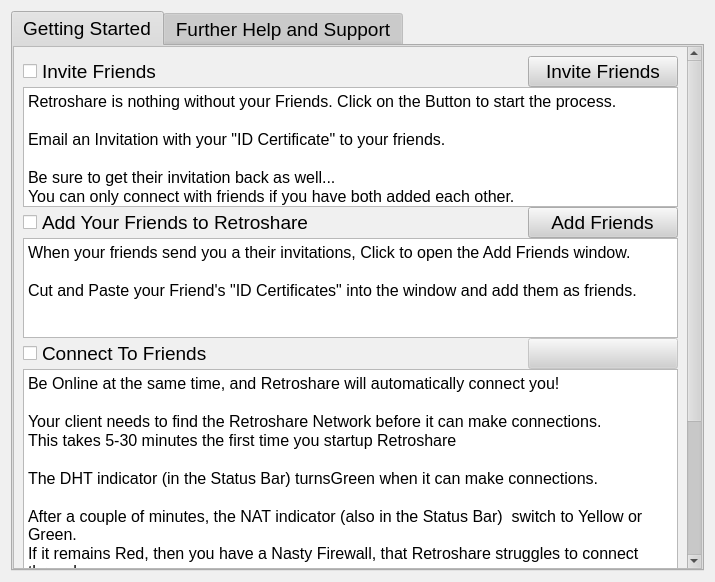
RetroShare/RetroShare, file retroshare-gui/src/gui/GetStartedDialog.ui: the form before one commit.
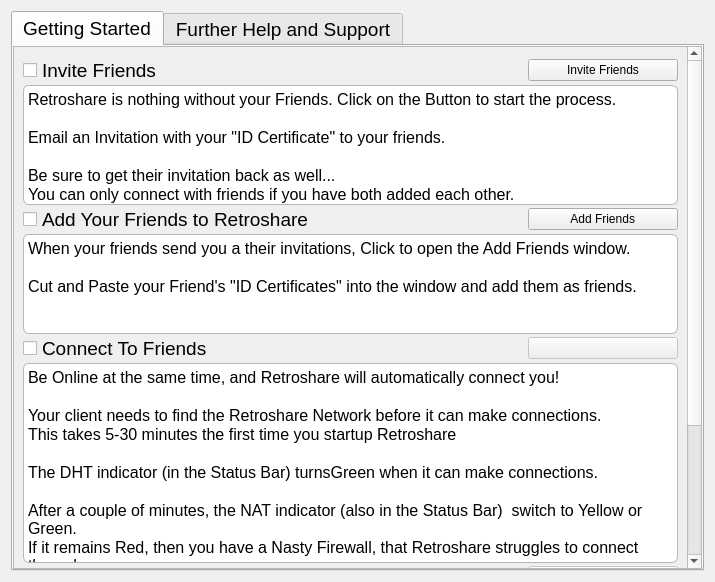
The form after the commit. Icons and pictures are not drawn.

Commit message: little changes for Getting Started Tab

The edit to the form file:
```diff
--- a/retroshare-gui/src/gui/GetStartedDialog.ui
+++ b/retroshare-gui/src/gui/GetStartedDialog.ui
@@ -488,6 +488,13 @@
   <property name="contextMenuPolicy">
    <enum>Qt::NoContextMenu</enum>
   </property>
+  <property name="styleSheet">
+   <string notr="true">QTextEdit{ 
+border: 1px solid #B8B6B1;
+border-radius: 6px;
+background: white;
+}</string>
+  </property>
   <layout class="QVBoxLayout" name="verticalLayout_3">
    <item>
     <widget class="QTabWidget" name="tabWidget">
@@ -516,7 +523,7 @@
             <x>0</x>
             <y>0</y>
             <width>672</width>
-            <height>740</height>
+            <height>732</height>
            </rect>
           </property>
           <layout class="QVBoxLayout" name="verticalLayout_4">
@@ -541,6 +548,16 @@
                <property name="text">
                 <string>Invite Friends</string>
                </property>
+               <property name="icon">
+                <iconset resource="images.qrc">
+                 <normaloff>:/images/user/invite24.png</normaloff>:/images/user/invite24.png</iconset>
+               </property>
+               <property name="iconSize">
+                <size>
+                 <width>24</width>
+                 <height>24</height>
+                </size>
+               </property>
               </widget>
              </item>
              <item row="0" column="1">
@@ -577,14 +594,14 @@
                 <string>&lt;!DOCTYPE HTML PUBLIC &quot;-//W3C//DTD HTML 4.0//EN&quot; &quot;http://www.w3.org/TR/REC-html40/strict.dtd&quot;&gt;
 &lt;html&gt;&lt;head&gt;&lt;meta name=&quot;qrichtext&quot; content=&quot;1&quot; /&gt;&lt;style type=&quot;text/css&quot;&gt;
 p, li { white-space: pre-wrap; }
-&lt;/style&gt;&lt;/head&gt;&lt;body style=&quot; font-family:'Arial'; font-size:14pt; font-weight:400; font-style:normal;&quot;&gt;
-&lt;p style=&quot; margin-top:0px; margin-bottom:0px; margin-left:0px; margin-right:0px; -qt-block-indent:0; text-indent:0px;&quot;&gt;&lt;span style=&quot; font-size:12pt;&quot;&gt;Retroshare is nothing without your Friends. Click on the Button to start the process.&lt;/span&gt;&lt;/p&gt;
-&lt;p style=&quot;-qt-paragraph-type:empty; margin-top:0px; margin-bottom:0px; margin-left:0px; margin-right:0px; -qt-block-indent:0; text-indent:0px; font-size:12pt;&quot;&gt;&lt;/p&gt;
-&lt;p style=&quot; margin-top:0px; margin-bottom:0px; margin-left:0px; margin-right:0px; -qt-block-indent:0; text-indent:0px;&quot;&gt;&lt;span style=&quot; font-size:12pt;&quot;&gt;Email an Invitation with your &amp;quot;ID Certificate&amp;quot; to your friends.&lt;/span&gt;&lt;/p&gt;
-&lt;p style=&quot;-qt-paragraph-type:empty; margin-top:0px; margin-bottom:0px; margin-left:0px; margin-right:0px; -qt-block-indent:0; text-indent:0px; font-size:12pt;&quot;&gt;&lt;/p&gt;
-&lt;p style=&quot; margin-top:0px; margin-bottom:0px; margin-left:0px; margin-right:0px; -qt-block-indent:0; text-indent:0px;&quot;&gt;&lt;span style=&quot; font-size:12pt;&quot;&gt;Be sure to get their invitation back as well... &lt;/span&gt;&lt;/p&gt;
-&lt;p style=&quot; margin-top:0px; margin-bottom:0px; margin-left:0px; margin-right:0px; -qt-block-indent:0; text-indent:0px;&quot;&gt;&lt;span style=&quot; font-size:12pt;&quot;&gt;You can only connect with friends if you have both added each other.&lt;/span&gt;&lt;/p&gt;
-&lt;p style=&quot;-qt-paragraph-type:empty; margin-top:0px; margin-bottom:0px; margin-left:0px; margin-right:0px; -qt-block-indent:0; text-indent:0px; font-size:12pt;&quot;&gt;&lt;/p&gt;&lt;/body&gt;&lt;/html&gt;</string>
+&lt;/style&gt;&lt;/head&gt;&lt;body style=&quot; font-family:'MS Shell Dlg 2'; font-size:8.25pt; font-weight:400; font-style:normal;&quot;&gt;
+&lt;p style=&quot; margin-top:0px; margin-bottom:0px; margin-left:0px; margin-right:0px; -qt-block-indent:0; text-indent:0px;&quot;&gt;&lt;span style=&quot; font-family:'Arial'; font-size:12pt;&quot;&gt;Retroshare is nothing without your Friends. Click on the Button to start the process.&lt;/span&gt;&lt;/p&gt;
+&lt;p style=&quot;-qt-paragraph-type:empty; margin-top:0px; margin-bottom:0px; margin-left:0px; margin-right:0px; -qt-block-indent:0; text-indent:0px; font-family:'Arial'; font-size:12pt;&quot;&gt;&lt;/p&gt;
+&lt;p style=&quot; margin-top:0px; margin-bottom:0px; margin-left:0px; margin-right:0px; -qt-block-indent:0; text-indent:0px;&quot;&gt;&lt;span style=&quot; font-family:'Arial'; font-size:12pt;&quot;&gt;Email an Invitation with your &amp;quot;ID Certificate&amp;quot; to your friends.&lt;/span&gt;&lt;/p&gt;
+&lt;p style=&quot;-qt-paragraph-type:empty; margin-top:0px; margin-bottom:0px; margin-left:0px; margin-right:0px; -qt-block-indent:0; text-indent:0px; font-family:'Arial'; font-size:12pt;&quot;&gt;&lt;/p&gt;
+&lt;p style=&quot; margin-top:0px; margin-bottom:0px; margin-left:0px; margin-right:0px; -qt-block-indent:0; text-indent:0px;&quot;&gt;&lt;span style=&quot; font-family:'Arial'; font-size:12pt;&quot;&gt;Be sure to get their invitation back as well... &lt;/span&gt;&lt;/p&gt;
+&lt;p style=&quot; margin-top:0px; margin-bottom:0px; margin-left:0px; margin-right:0px; -qt-block-indent:0; text-indent:0px;&quot;&gt;&lt;span style=&quot; font-family:'Arial'; font-size:12pt;&quot;&gt;You can only connect with friends if you have both added each other.&lt;/span&gt;&lt;/p&gt;
+&lt;p style=&quot;-qt-paragraph-type:empty; margin-top:0px; margin-bottom:0px; margin-left:0px; margin-right:0px; -qt-block-indent:0; text-indent:0px; font-family:'Arial'; font-size:12pt;&quot;&gt;&lt;/p&gt;&lt;/body&gt;&lt;/html&gt;</string>
                </property>
               </widget>
              </item>
@@ -608,6 +625,16 @@
                <property name="text">
                 <string>Add Your Friends to Retroshare</string>
                </property>
+               <property name="icon">
+                <iconset resource="images.qrc">
+                 <normaloff>:/images/user/add_user24.png</normaloff>:/images/user/add_user24.png</iconset>
+               </property>
+               <property name="iconSize">
+                <size>
+                 <width>24</width>
+                 <height>24</height>
+                </size>
+               </property>
               </widget>
              </item>
              <item row="0" column="1">
@@ -644,11 +671,11 @@
                 <string>&lt;!DOCTYPE HTML PUBLIC &quot;-//W3C//DTD HTML 4.0//EN&quot; &quot;http://www.w3.org/TR/REC-html40/strict.dtd&quot;&gt;
 &lt;html&gt;&lt;head&gt;&lt;meta name=&quot;qrichtext&quot; content=&quot;1&quot; /&gt;&lt;style type=&quot;text/css&quot;&gt;
 p, li { white-space: pre-wrap; }
-&lt;/style&gt;&lt;/head&gt;&lt;body style=&quot; font-family:'Arial'; font-size:14pt; font-weight:400; font-style:normal;&quot;&gt;
-&lt;p style=&quot; margin-top:0px; margin-bottom:0px; margin-left:0px; margin-right:0px; -qt-block-indent:0; text-indent:0px;&quot;&gt;&lt;span style=&quot; font-size:12pt;&quot;&gt;When your friends send you a their invitations, Click to open the Add Friends window.&lt;/span&gt;&lt;/p&gt;
-&lt;p style=&quot;-qt-paragraph-type:empty; margin-top:0px; margin-bottom:0px; margin-left:0px; margin-right:0px; -qt-block-indent:0; text-indent:0px; font-size:12pt;&quot;&gt;&lt;/p&gt;
-&lt;p style=&quot; margin-top:0px; margin-bottom:0px; margin-left:0px; margin-right:0px; -qt-block-indent:0; text-indent:0px;&quot;&gt;&lt;span style=&quot; font-size:12pt;&quot;&gt;Cut and Paste your Friend's &amp;quot;ID Certificates&amp;quot; into the window and add them as friends.&lt;/span&gt;&lt;/p&gt;
-&lt;p style=&quot;-qt-paragraph-type:empty; margin-top:0px; margin-bottom:0px; margin-left:0px; margin-right:0px; -qt-block-indent:0; text-indent:0px; font-size:12pt;&quot;&gt;&lt;/p&gt;&lt;/body&gt;&lt;/html&gt;</string>
+&lt;/style&gt;&lt;/head&gt;&lt;body style=&quot; font-family:'MS Shell Dlg 2'; font-size:8.25pt; font-weight:400; font-style:normal;&quot;&gt;
+&lt;p style=&quot; margin-top:0px; margin-bottom:0px; margin-left:0px; margin-right:0px; -qt-block-indent:0; text-indent:0px;&quot;&gt;&lt;span style=&quot; font-family:'Arial'; font-size:12pt;&quot;&gt;When your friends send you a their invitations, Click to open the Add Friends window.&lt;/span&gt;&lt;/p&gt;
+&lt;p style=&quot;-qt-paragraph-type:empty; margin-top:0px; margin-bottom:0px; margin-left:0px; margin-right:0px; -qt-block-indent:0; text-indent:0px; font-family:'Arial'; font-size:12pt;&quot;&gt;&lt;/p&gt;
+&lt;p style=&quot; margin-top:0px; margin-bottom:0px; margin-left:0px; margin-right:0px; -qt-block-indent:0; text-indent:0px;&quot;&gt;&lt;span style=&quot; font-family:'Arial'; font-size:12pt;&quot;&gt;Cut and Paste your Friend's &amp;quot;ID Certificates&amp;quot; into the window and add them as friends.&lt;/span&gt;&lt;/p&gt;
+&lt;p style=&quot;-qt-paragraph-type:empty; margin-top:0px; margin-bottom:0px; margin-left:0px; margin-right:0px; -qt-block-indent:0; text-indent:0px; font-family:'Arial'; font-size:12pt;&quot;&gt;&lt;/p&gt;&lt;/body&gt;&lt;/html&gt;</string>
                </property>
               </widget>
              </item>
@@ -675,6 +702,16 @@
                <property name="text">
                 <string>Connect To Friends</string>
                </property>
+               <property name="icon">
+                <iconset resource="images.qrc">
+                 <normaloff>:/images/connect_creating.png</normaloff>:/images/connect_creating.png</iconset>
+               </property>
+               <property name="iconSize">
+                <size>
+                 <width>24</width>
+                 <height>24</height>
+                </size>
+               </property>
               </widget>
              </item>
              <item row="0" column="1">
@@ -720,18 +757,18 @@
                 <string>&lt;!DOCTYPE HTML PUBLIC &quot;-//W3C//DTD HTML 4.0//EN&quot; &quot;http://www.w3.org/TR/REC-html40/strict.dtd&quot;&gt;
 &lt;html&gt;&lt;head&gt;&lt;meta name=&quot;qrichtext&quot; content=&quot;1&quot; /&gt;&lt;style type=&quot;text/css&quot;&gt;
 p, li { white-space: pre-wrap; }
-&lt;/style&gt;&lt;/head&gt;&lt;body style=&quot; font-family:'Arial'; font-size:14pt; font-weight:400; font-style:normal;&quot;&gt;
-&lt;p style=&quot; margin-top:0px; margin-bottom:0px; margin-left:0px; margin-right:0px; -qt-block-indent:0; text-indent:0px;&quot;&gt;&lt;span style=&quot; font-size:12pt;&quot;&gt;Be Online at the same time, and Retroshare will automatically connect you!&lt;/span&gt;&lt;/p&gt;
-&lt;p style=&quot;-qt-paragraph-type:empty; margin-top:0px; margin-bottom:0px; margin-left:0px; margin-right:0px; -qt-block-indent:0; text-indent:0px; font-size:12pt;&quot;&gt;&lt;/p&gt;
-&lt;p style=&quot; margin-top:0px; margin-bottom:0px; margin-left:0px; margin-right:0px; -qt-block-indent:0; text-indent:0px;&quot;&gt;&lt;span style=&quot; font-size:12pt;&quot;&gt;Your client needs to find the Retroshare Network before it can make connections.&lt;/span&gt;&lt;/p&gt;
-&lt;p style=&quot; margin-top:0px; margin-bottom:0px; margin-left:0px; margin-right:0px; -qt-block-indent:0; text-indent:0px;&quot;&gt;&lt;span style=&quot; font-size:12pt;&quot;&gt;This takes 5-30 minutes the first time you startup Retroshare&lt;/span&gt;&lt;/p&gt;
-&lt;p style=&quot;-qt-paragraph-type:empty; margin-top:0px; margin-bottom:0px; margin-left:0px; margin-right:0px; -qt-block-indent:0; text-indent:0px; font-size:12pt;&quot;&gt;&lt;/p&gt;
-&lt;p style=&quot; margin-top:0px; margin-bottom:0px; margin-left:0px; margin-right:0px; -qt-block-indent:0; text-indent:0px;&quot;&gt;&lt;span style=&quot; font-size:12pt;&quot;&gt;The DHT indicator (in the Status Bar) turnsGreen when it can make connections.&lt;/span&gt;&lt;/p&gt;
-&lt;p style=&quot;-qt-paragraph-type:empty; margin-top:0px; margin-bottom:0px; margin-left:0px; margin-right:0px; -qt-block-indent:0; text-indent:0px; font-size:12pt;&quot;&gt;&lt;/p&gt;
-&lt;p style=&quot; margin-top:0px; margin-bottom:0px; margin-left:0px; margin-right:0px; -qt-block-indent:0; text-indent:0px;&quot;&gt;&lt;span style=&quot; font-size:12pt;&quot;&gt;After a couple of minutes, the NAT indicator (also in the Status Bar)  switch to Yellow or Green.&lt;/span&gt;&lt;/p&gt;
-&lt;p style=&quot; margin-top:0px; margin-bottom:0px; margin-left:0px; margin-right:0px; -qt-block-indent:0; text-indent:0px;&quot;&gt;&lt;span style=&quot; font-size:12pt;&quot;&gt;If it remains Red, then you have a Nasty Firewall, that Retroshare struggles to connect through.&lt;/span&gt;&lt;/p&gt;
-&lt;p style=&quot;-qt-paragraph-type:empty; margin-top:0px; margin-bottom:0px; margin-left:0px; margin-right:0px; -qt-block-indent:0; text-indent:0px; font-size:12pt;&quot;&gt;&lt;/p&gt;
-&lt;p style=&quot; margin-top:0px; margin-bottom:0px; margin-left:0px; margin-right:0px; -qt-block-indent:0; text-indent:0px;&quot;&gt;&lt;span style=&quot; font-size:12pt;&quot;&gt;Look in the Further Help section for more advice about connecting.&lt;/span&gt;&lt;/p&gt;&lt;/body&gt;&lt;/html&gt;</string>
+&lt;/style&gt;&lt;/head&gt;&lt;body style=&quot; font-family:'MS Shell Dlg 2'; font-size:8.25pt; font-weight:400; font-style:normal;&quot;&gt;
+&lt;p style=&quot; margin-top:0px; margin-bottom:0px; margin-left:0px; margin-right:0px; -qt-block-indent:0; text-indent:0px;&quot;&gt;&lt;span style=&quot; font-family:'Arial'; font-size:12pt;&quot;&gt;Be Online at the same time, and Retroshare will automatically connect you!&lt;/span&gt;&lt;/p&gt;
+&lt;p style=&quot;-qt-paragraph-type:empty; margin-top:0px; margin-bottom:0px; margin-left:0px; margin-right:0px; -qt-block-indent:0; text-indent:0px; font-family:'Arial'; font-size:12pt;&quot;&gt;&lt;/p&gt;
+&lt;p style=&quot; margin-top:0px; margin-bottom:0px; margin-left:0px; margin-right:0px; -qt-block-indent:0; text-indent:0px;&quot;&gt;&lt;span style=&quot; font-family:'Arial'; font-size:12pt;&quot;&gt;Your client needs to find the Retroshare Network before it can make connections.&lt;/span&gt;&lt;/p&gt;
+&lt;p style=&quot; margin-top:0px; margin-bottom:0px; margin-left:0px; margin-right:0px; -qt-block-indent:0; text-indent:0px;&quot;&gt;&lt;span style=&quot; font-family:'Arial'; font-size:12pt;&quot;&gt;This takes 5-30 minutes the first time you startup Retroshare&lt;/span&gt;&lt;/p&gt;
+&lt;p style=&quot;-qt-paragraph-type:empty; margin-top:0px; margin-bottom:0px; margin-left:0px; margin-right:0px; -qt-block-indent:0; text-indent:0px; font-family:'Arial'; font-size:12pt;&quot;&gt;&lt;/p&gt;
+&lt;p style=&quot; margin-top:0px; margin-bottom:0px; margin-left:0px; margin-right:0px; -qt-block-indent:0; text-indent:0px;&quot;&gt;&lt;span style=&quot; font-family:'Arial'; font-size:12pt;&quot;&gt;The DHT indicator (in the Status Bar) turnsGreen when it can make connections.&lt;/span&gt;&lt;/p&gt;
+&lt;p style=&quot;-qt-paragraph-type:empty; margin-top:0px; margin-bottom:0px; margin-left:0px; margin-right:0px; -qt-block-indent:0; text-indent:0px; font-family:'Arial'; font-size:12pt;&quot;&gt;&lt;/p&gt;
+&lt;p style=&quot; margin-top:0px; margin-bottom:0px; margin-left:0px; margin-right:0px; -qt-block-indent:0; text-indent:0px;&quot;&gt;&lt;span style=&quot; font-family:'Arial'; font-size:12pt;&quot;&gt;After a couple of minutes, the NAT indicator (also in the Status Bar)  switch to Yellow or Green.&lt;/span&gt;&lt;/p&gt;
+&lt;p style=&quot; margin-top:0px; margin-bottom:0px; margin-left:0px; margin-right:0px; -qt-block-indent:0; text-indent:0px;&quot;&gt;&lt;span style=&quot; font-family:'Arial'; font-size:12pt;&quot;&gt;If it remains Red, then you have a Nasty Firewall, that Retroshare struggles to connect through.&lt;/span&gt;&lt;/p&gt;
+&lt;p style=&quot;-qt-paragraph-type:empty; margin-top:0px; margin-bottom:0px; margin-left:0px; margin-right:0px; -qt-block-indent:0; text-indent:0px; font-family:'Arial'; font-size:12pt;&quot;&gt;&lt;/p&gt;
+&lt;p style=&quot; margin-top:0px; margin-bottom:0px; margin-left:0px; margin-right:0px; -qt-block-indent:0; text-indent:0px;&quot;&gt;&lt;span style=&quot; font-family:'Arial'; font-size:12pt;&quot;&gt;Look in the Further Help section for more advice about connecting.&lt;/span&gt;&lt;/p&gt;&lt;/body&gt;&lt;/html&gt;</string>
                </property>
               </widget>
              </item>
@@ -755,6 +792,16 @@
                <property name="text">
                 <string>Advanced: Open Firewall Port</string>
                </property>
+               <property name="icon">
+                <iconset resource="images.qrc">
+                 <normaloff>:/images/firewall_24.png</normaloff>:/images/firewall_24.png</iconset>
+               </property>
+               <property name="iconSize">
+                <size>
+                 <width>24</width>
+                 <height>24</height>
+                </size>
+               </property>
               </widget>
              </item>
              <item row="0" column="1">
```
Left out of the diff: 54 changed lines with no effect on the pictures. The commit also changes 3 other files.
